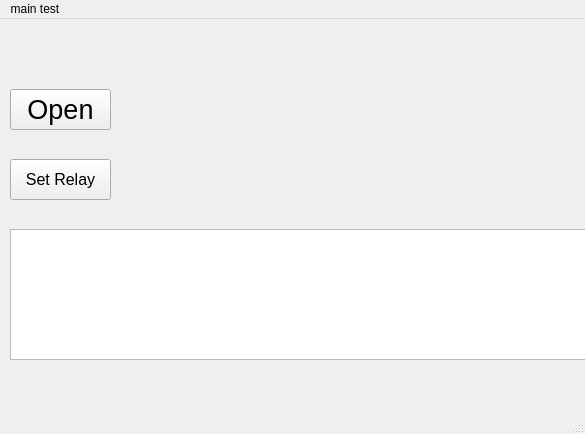
Above: mainwindow.ui from lidianzhe/TestEcu before the change. Below: the same form after it.
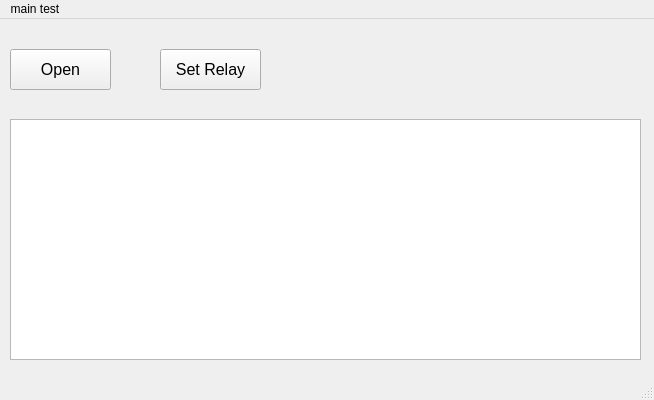
That is the form after the change.

Patch:
```diff
--- a/mainwindow.ui
+++ b/mainwindow.ui
@@ -6,8 +6,8 @@
    <rect>
     <x>0</x>
     <y>0</y>
-    <width>585</width>
-    <height>434</height>
+    <width>654</width>
+    <height>400</height>
    </rect>
   </property>
   <property name="windowTitle">
@@ -18,9 +18,9 @@
     <property name="geometry">
      <rect>
       <x>10</x>
-      <y>210</y>
+      <y>100</y>
       <width>631</width>
-      <height>131</height>
+      <height>241</height>
      </rect>
     </property>
     <property name="sizePolicy">
@@ -40,7 +40,7 @@
     <property name="geometry">
      <rect>
       <x>10</x>
-      <y>70</y>
+      <y>30</y>
       <width>101</width>
       <height>41</height>
      </rect>
@@ -48,7 +48,7 @@
     <property name="font">
      <font>
       <family>Arial</family>
-      <pointsize>20</pointsize>
+      <pointsize>12</pointsize>
      </font>
     </property>
     <property name="text">
@@ -58,8 +58,8 @@
    <widget class="QPushButton" name="btnRelay">
     <property name="geometry">
      <rect>
-      <x>10</x>
-      <y>140</y>
+      <x>160</x>
+      <y>30</y>
       <width>101</width>
       <height>41</height>
      </rect>
@@ -80,7 +80,7 @@
     <rect>
      <x>0</x>
      <y>0</y>
-     <width>585</width>
+     <width>654</width>
      <height>25</height>
     </rect>
    </property>
```
